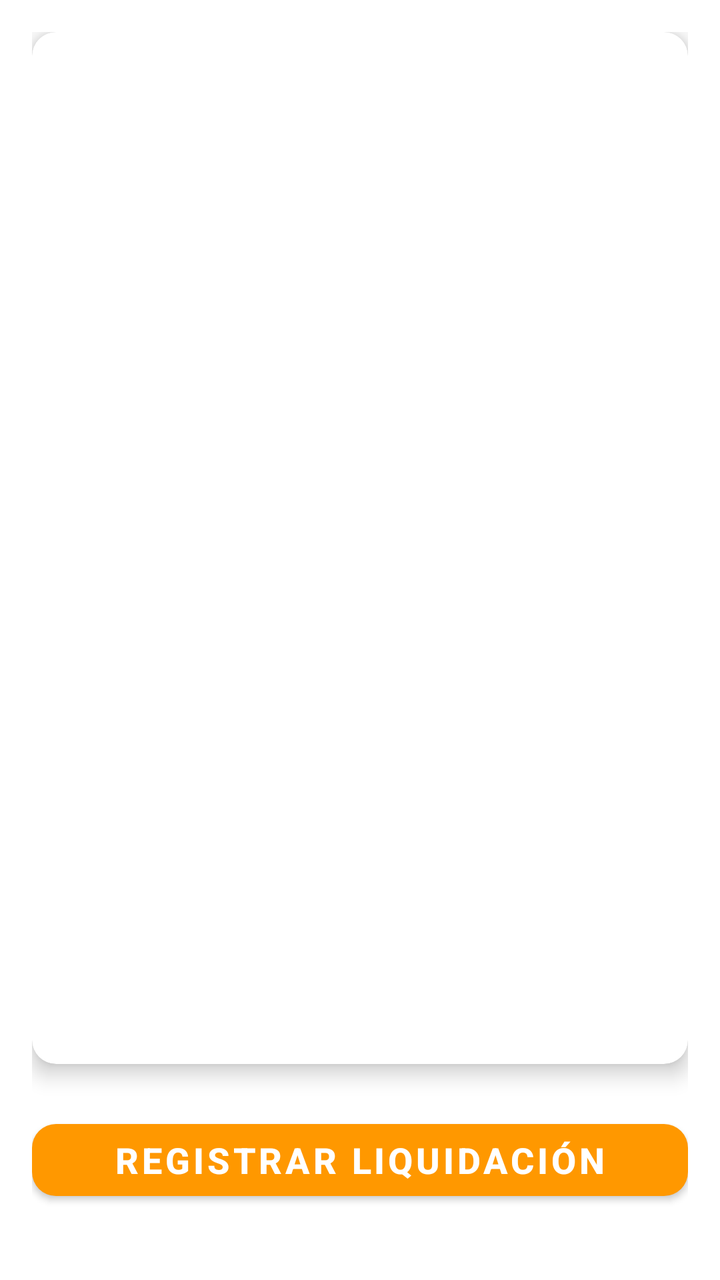
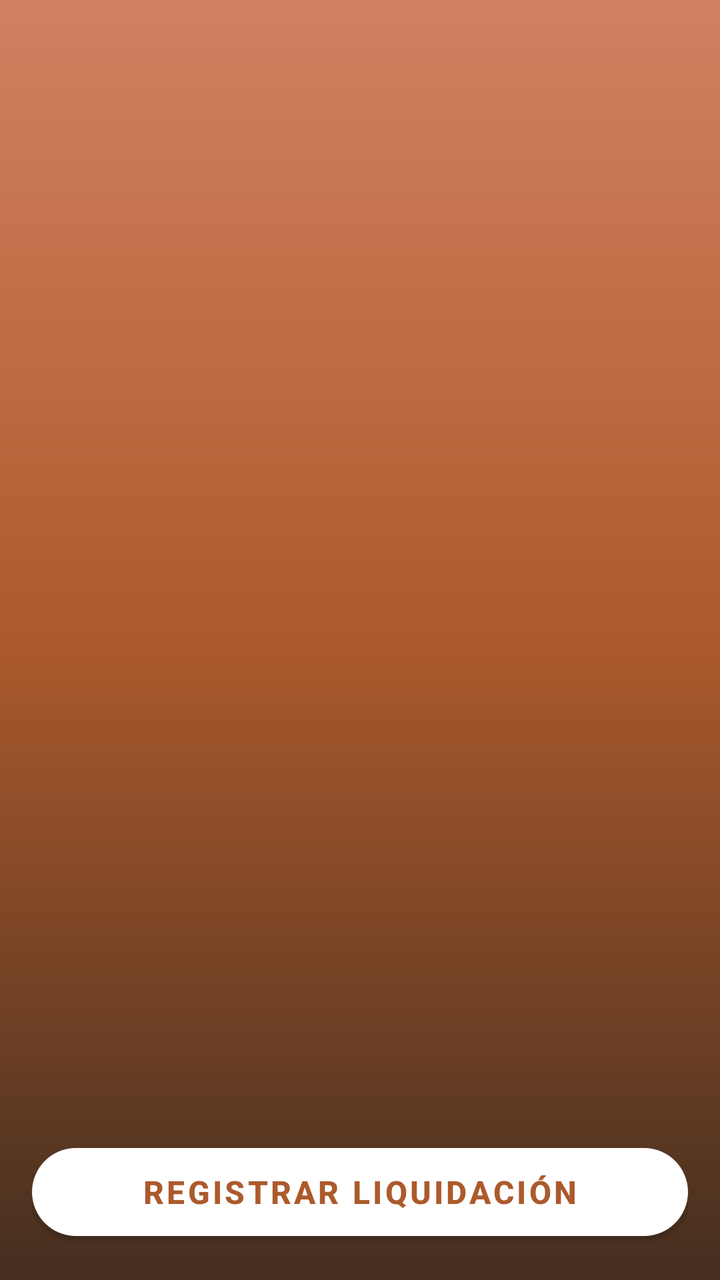

An Android layout rendered at two revisions. The XML below is the earlier revision; the diff shows what the commit changed to produce the second picture.
<!-- AndroidManifest.xml: application theme Theme.Satori_by_Aristo -->
<!-- res/layout/fragment_liquidacion.xml -->
<?xml version="1.0" encoding="utf-8"?>
<LinearLayout xmlns:android="http://schemas.android.com/apk/res/android"
    xmlns:tools="http://schemas.android.com/tools"
    xmlns:app="http://schemas.android.com/apk/res-auto"
    android:layout_width="match_parent"
    android:layout_height="match_parent"
    android:orientation="vertical"
    android:background="@color/white"
    android:padding="16dp"
    tools:context=".Liquidaciones.LiquidacionFragment">

    <androidx.cardview.widget.CardView
        android:layout_width="match_parent"
        android:layout_height="0dp"
        android:layout_weight="1"
        android:layout_marginBottom="16dp"
        app:cardCornerRadius="12dp"
        app:cardElevation="6dp">

        <ListView
            android:id="@+id/liquidacionesRegistradas"
            android:layout_width="384dp"
            android:layout_height="735dp"
            android:divider="@color/orange"
            android:dividerHeight="1dp"
            android:padding="8dp"></ListView>

    </androidx.cardview.widget.CardView>

    <com.google.android.material.button.MaterialButton
        android:id="@+id/RegistrarLiquidacion"
        android:layout_width="match_parent"
        android:layout_height="wrap_content"
        android:text="Registrar Liquidación"
        android:textStyle="bold"
        android:textSize="18sp"
        android:textColor="@color/white"
        app:cornerRadius="12dp"
        android:layout_marginBottom="20dp"
        app:backgroundTint="@color/orange"
        app:iconTint="@color/white"
        app:iconPadding="8dp"
        android:layout_marginTop="8dp"/>
</LinearLayout>
<!-- resources referenced by this layout -->
<resources>
  <color name="orange">#FF9800</color>
  <color name="white">#FFFFFFFF</color>
  <style name="Theme.Satori_by_Aristo" parent="Theme.MaterialComponents.DayNight.DarkActionBar">
          
          <item name="colorPrimary">@color/orange</item>
          <item name="colorPrimaryVariant">@color/orange_dark</item>
          <item name="colorOnPrimary">@color/white</item>
          <item name="colorSecondary">@color/grey</item>
          <item name="colorOnSecondary">@color/black</item>
      </style>
  <color name="orange_dark">#F57C00</color>
  <color name="grey">#BF040303</color>
  <color name="black">#FF000000</color>
</resources>

<!-- the commit's change to res/layout/fragment_liquidacion.xml (unified diff, before → after) -->
@@ -5,40 +5,34 @@
     android:layout_width="match_parent"
     android:layout_height="match_parent"
     android:orientation="vertical"
-    android:background="@color/white"
+    android:background="@drawable/bg_gradient"
     android:padding="16dp"
     tools:context=".Liquidaciones.LiquidacionFragment">
 
-    <androidx.cardview.widget.CardView
+    <ListView
+        android:id="@+id/liquidacionesRegistradas"
         android:layout_width="match_parent"
         android:layout_height="0dp"
         android:layout_weight="1"
-        android:layout_marginBottom="16dp"
-        app:cardCornerRadius="12dp"
-        app:cardElevation="6dp">
-
-        <ListView
-            android:id="@+id/liquidacionesRegistradas"
-            android:layout_width="384dp"
-            android:layout_height="735dp"
-            android:divider="@color/orange"
-            android:dividerHeight="1dp"
-            android:padding="8dp"></ListView>
-
-    </androidx.cardview.widget.CardView>
+        android:background="@android:color/transparent"
+        android:divider="@android:color/transparent"
+        android:dividerHeight="14dp"
+        android:listSelector="@android:color/transparent"
+        android:paddingBottom="16dp"
+        android:clipToPadding="false"
+        android:scrollbars="none"/>
 
     <com.google.android.material.button.MaterialButton
         android:id="@+id/RegistrarLiquidacion"
         android:layout_width="match_parent"
-        android:layout_height="wrap_content"
+        android:layout_height="56dp"
         android:text="Registrar Liquidación"
         android:textStyle="bold"
-        android:textSize="18sp"
-        android:textColor="@color/white"
-        app:cornerRadius="12dp"
-        android:layout_marginBottom="20dp"
-        app:backgroundTint="@color/orange"
-        app:iconTint="@color/white"
-        app:iconPadding="8dp"
+        android:textSize="16sp"
+        android:textColor="#AC5A2C"
+        app:cornerRadius="28dp"
+        app:backgroundTint="@android:color/white"
+        android:elevation="4dp"
         android:layout_marginTop="8dp"/>
+
 </LinearLayout>
<!-- resource entries referenced after the edit -->
@@ -1,5 +1,14 @@
 <!-- resources referenced by this layout -->
 <resources>
+  <!-- drawable bg_gradient (drawable) -->
+  <shape xmlns:android="http://schemas.android.com/apk/res/android"
+      android:shape="rectangle">
+      <gradient
+          android:startColor="#442E1F"
+          android:centerColor="#AC5A2C"
+          android:endColor="#D28161"
+          android:angle="90"/>
+  </shape>
   <color name="orange">#FF9800</color>
   <color name="white">#FFFFFFFF</color>
   <style name="Theme.Satori_by_Aristo" parent="Theme.MaterialComponents.DayNight.DarkActionBar">
@@ -9,6 +18,12 @@
           <item name="colorOnPrimary">@color/white</item>
           <item name="colorSecondary">@color/grey</item>
           <item name="colorOnSecondary">@color/black</item>
+  
+          
+          <item name="android:statusBarColor">@color/orange_dark</item> 
+          <item name="android:windowDrawsSystemBarBackgrounds">true</item> 
+          <item name="windowActionBar">true</item>
+          <item name="windowNoTitle">false</item>
       </style>
   <color name="orange_dark">#F57C00</color>
   <color name="grey">#BF040303</color>
